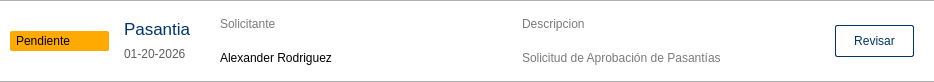
Above: UI/solicitud.ui from AlexING-7/Gestion_Pasantes before the change. Below: the same form after it.
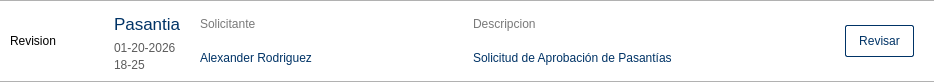
That is the form after the change.

Diff of the .ui file:
```diff
--- a/UI/solicitud.ui
+++ b/UI/solicitud.ui
@@ -75,7 +75,7 @@
         <property name="frameShadow">
          <enum>QFrame::Shadow::Raised</enum>
         </property>
-        <layout class="QHBoxLayout" name="horizontalLayout" stretch="1,1,3,3,1">
+        <layout class="QHBoxLayout" name="horizontalLayout" stretch="1,1,3,4,1">
          <item>
           <layout class="QVBoxLayout" name="verticalLayout_2">
            <item>
@@ -94,12 +94,32 @@
            <item>
             <widget class="QLabel" name="label_3">
              <property name="styleSheet">
-              <string notr="true">background-color: rgb(255, 170, 0);
+              <string notr="true">QLabel[estado=&quot;revision&quot;] {
+background-color: rgb(255, 170, 0);
 border-radius:2px;
-padding:3px;</string>
+padding:3px;
+}
+
+QLabel[estado=&quot;aprobado&quot;] {
+background-color: rgb(0, 170, 0);
+border-radius:2px;
+padding:3px;
+}
+
+QLabel[estado=&quot;rechazado&quot;] {
+background-color: rgb(255, 0, 0);
+border-radius:2px;
+padding:3px;
+}
+
+
+</string>
              </property>
              <property name="text">
-              <string>Pendiente</string>
+              <string>Revision</string>
+             </property>
+             <property name="estado" stdset="0">
+              <string>rechazado</string>
              </property>
             </widget>
            </item>
@@ -119,18 +139,21 @@
           </layout>
          </item>
          <item>
-          <layout class="QVBoxLayout" name="verticalLayout_3">
+          <layout class="QVBoxLayout" name="verticalLayout_3" stretch="2,1,1">
+           <property name="spacing">
+            <number>3</number>
+           </property>
            <property name="leftMargin">
             <number>9</number>
            </property>
            <property name="topMargin">
-            <number>9</number>
+            <number>0</number>
            </property>
            <property name="rightMargin">
             <number>9</number>
            </property>
            <property name="bottomMargin">
-            <number>9</number>
+            <number>0</number>
            </property>
            <item>
             <widget class="QLabel" name="label">
@@ -139,7 +162,7 @@
                <family>Segoe UI</family>
                <pointsize>13</pointsize>
                <italic>false</italic>
-               <fontweight></fontweight>
+               <fontweight>DemiBold</fontweight>
               </font>
              </property>
              <property name="styleSheet">
@@ -161,6 +184,16 @@
              </property>
             </widget>
            </item>
+           <item>
+            <widget class="QLabel" name="Hora">
+             <property name="styleSheet">
+              <string notr="true">color: rgb(91, 91, 91);</string>
+             </property>
+             <property name="text">
+              <string>18-25</string>
+             </property>
+            </widget>
+           </item>
           </layout>
          </item>
          <item>
@@ -179,7 +212,7 @@
            <item>
             <widget class="QLabel" name="nombre">
              <property name="styleSheet">
-              <string notr="true">color: rgb(0, 0, 0);
+              <string notr="true">color: #003366;
 font: 250 12pt &quot;Segoe UI&quot;;</string>
              </property>
              <property name="text">
@@ -205,8 +238,8 @@
            <item>
             <widget class="QLabel" name="descripcion">
              <property name="styleSheet">
-              <string notr="true">color: rgb(121, 121, 121);
-font: 600 12pt &quot;Segoe UI&quot;;</string>
+              <string notr="true">color: #003366;
+font: 550 12pt &quot;Segoe UI&quot;;</string>
              </property>
              <property name="text">
               <string>Solicitud de Aprobación de Pasantías</string>
```
Left out of the diff: 8 changed lines with no effect on the pictures.
